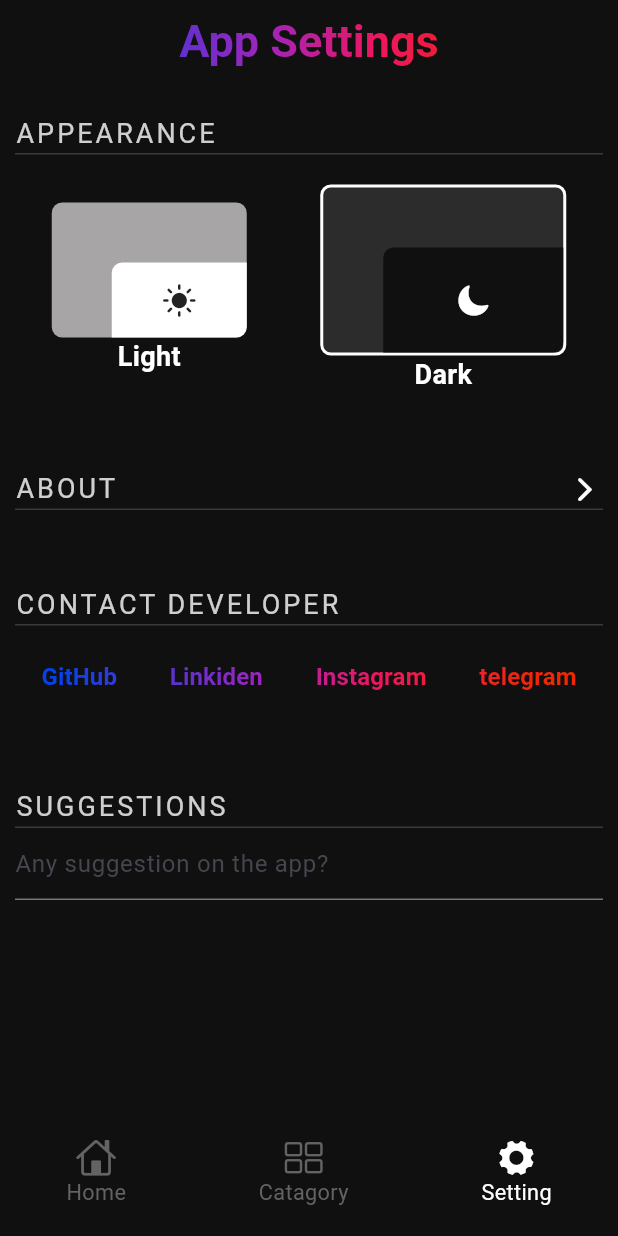
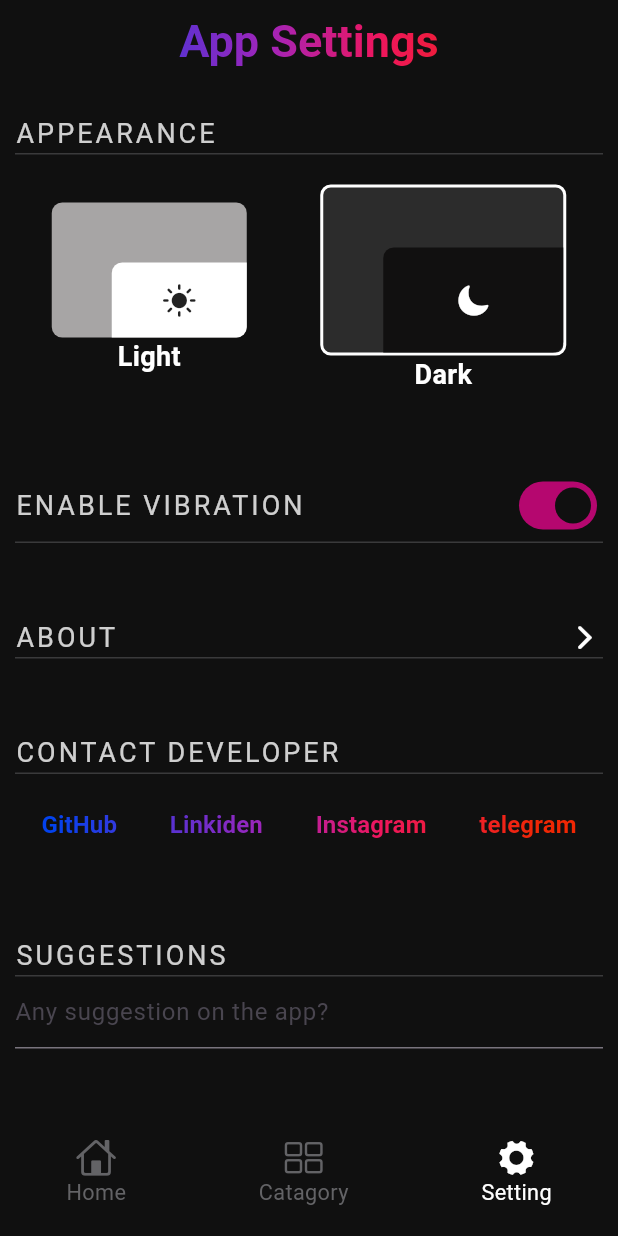
Before and after one commit to Leta-D/artify, a Flutter app: the screen it shows after launch, item 3 of the bottom bar chosen, on a phone screen of 412 x 824 dp. Run offline on Flutter 3.47's test engine with Material 3 defaults, Android fonts, the phone set to English and light mode, and no system bars; our stand-ins replace cached_network_image, dio, permission_handler; missing offline and left inert: photo_manager, wallpaper_manager_flutter.

Commit message:
vibration switch button added to setting

```diff
--- a/lib/app_background/app_state_provider.dart
+++ b/lib/app_background/app_state_provider.dart
@@ -48,4 +48,13 @@ class AppStateProvider extends ChangeNotifier {
     _darkMode = mode;
     notifyListeners();
   }
+
+  // app vibration controller
+  bool _appVibration = true;
+  get appVibration => _appVibration;
+
+  void changeAppVibration(bool mode) {
+    _appVibration = mode;
+    notifyListeners();
+  }
 }
--- a/lib/pages/setting_page.dart
+++ b/lib/pages/setting_page.dart
@@ -154,6 +154,47 @@ class SettingPage extends StatelessWidget {
                 ),
               ],
             ),
+            Padding(
+              padding: EdgeInsets.only(top: 50),
+              child: Column(
+                children: [
+                  Row(
+                    mainAxisAlignment: MainAxisAlignment.spaceBetween,
+                    children: [
+                      Text(
+                        "ENABLE VIBRATION",
+                        style: TextStyle(
+                          color: appWhite(0.8, context),
+                          fontSize: 18,
+                          letterSpacing: 2,
+                        ),
+                      ),
+                      Switch(
+                        value: appProvider.appVibration,
+                        onChanged: (value) {
+                          appProvider.changeAppVibration(
+                            !appProvider.appVibration,
+                          );
+                        },
+                        activeColor: appBlack(1, context),
+                        inactiveThumbColor: appProgressIndicator(1),
+                        activeTrackColor: appProgressIndicator(0.7),
+                        inactiveTrackColor: const Color.fromARGB(
+                          255,
+                          165,
+                          160,
+                          158,
+                        ),
+                        trackOutlineColor: WidgetStatePropertyAll(
+                          Colors.transparent,
+                        ),
+                      ),
+                    ],
+                  ),
+                  Container(height: 1, color: appGrey(0.5)),
+                ],
+              ),
+            ),
             InkWell(
               splashColor: Colors.transparent,
               onTap:
@@ -187,6 +228,7 @@ class SettingPage extends StatelessWidget {
                 ),
               ),
             ),
+
             textWithUnderline("CONTACT DEVELOPER"),
             Padding(
               padding: const EdgeInsets.only(top: 10, bottom: 50),
--- a/pubspec.yaml
+++ b/pubspec.yaml
@@ -40,7 +40,6 @@ dependencies:
   permission_handler: ^12.0.0+1
   photo_manager: ^3.7.1
   wallpaper_manager_flutter: ^1.0.1
-  # image_gallery_saver: ^2.0.3
 
 dev_dependencies:
   flutter_test:
```
Also changed, not shown: lib/app_widgets/category_collections.dart (+0 -14 lines), lib/app_widgets/download_image.dart (+10 -10 lines), lib/pages/image_view_full.dart (+0 -8 lines), 1 other file.
